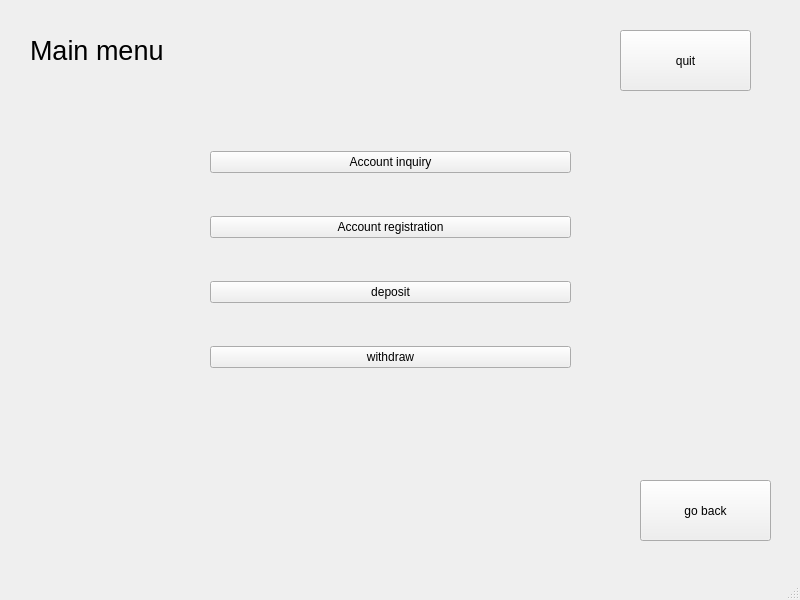
Above: mainmenuscene.ui from U-Keun/Qt_Account_Project before the change. Below: the same form after it.
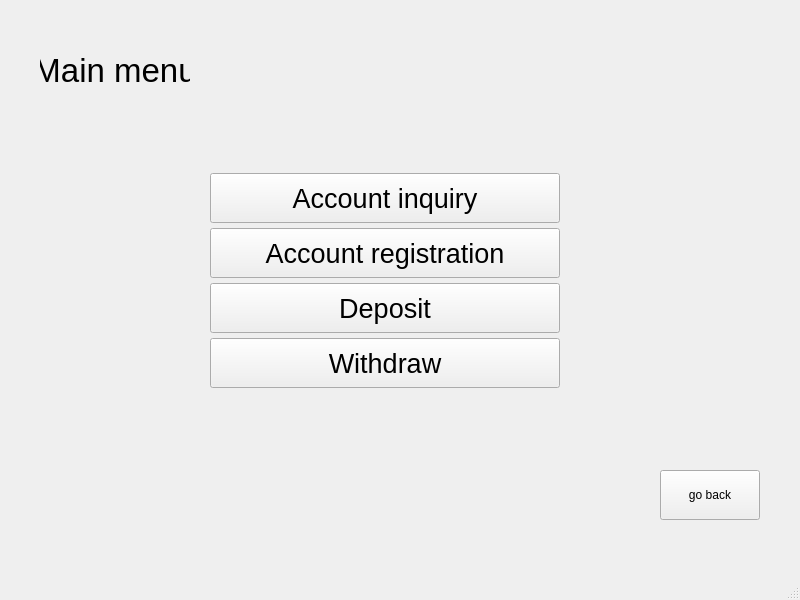
That is the form after the change.

Commit message: ui : 메인 메뉴 ui 수정

The edit to the form file:
```diff
--- a/mainmenuscene.ui
+++ b/mainmenuscene.ui
@@ -17,41 +17,32 @@
    <widget class="QLabel" name="label">
     <property name="geometry">
      <rect>
-      <x>30</x>
-      <y>20</y>
-      <width>201</width>
-      <height>61</height>
+      <x>40</x>
+      <y>40</y>
+      <width>150</width>
+      <height>60</height>
      </rect>
     </property>
     <property name="font">
      <font>
-      <pointsize>20</pointsize>
+      <family>Arial</family>
+      <pointsize>25</pointsize>
      </font>
     </property>
     <property name="text">
      <string>Main menu</string>
     </property>
-   </widget>
-   <widget class="QPushButton" name="pushButton_4">
-    <property name="geometry">
-     <rect>
-      <x>620</x>
-      <y>30</y>
-      <width>131</width>
-      <height>61</height>
-     </rect>
-    </property>
-    <property name="text">
-     <string>quit</string>
+    <property name="alignment">
+     <set>Qt::AlignmentFlag::AlignCenter</set>
     </property>
    </widget>
    <widget class="QWidget" name="layoutWidget">
     <property name="geometry">
      <rect>
       <x>210</x>
-      <y>110</y>
-      <width>361</width>
-      <height>301</height>
+      <y>170</y>
+      <width>351</width>
+      <height>221</height>
      </rect>
     </property>
     <layout class="QVBoxLayout" name="verticalLayout">
@@ -59,30 +50,102 @@
       <number>2</number>
      </property>
      <item>
-      <widget class="QPushButton" name="pushButton_2">
+      <widget class="QPushButton" name="accountInquiryButton">
+       <property name="minimumSize">
+        <size>
+         <width>350</width>
+         <height>50</height>
+        </size>
+       </property>
+       <property name="maximumSize">
+        <size>
+         <width>350</width>
+         <height>50</height>
+        </size>
+       </property>
+       <property name="font">
+        <font>
+         <family>Arial</family>
+         <pointsize>20</pointsize>
+        </font>
+       </property>
        <property name="text">
         <string>Account inquiry</string>
        </property>
       </widget>
      </item>
      <item>
-      <widget class="QPushButton" name="pushButton_5">
+      <widget class="QPushButton" name="accountRegisterButton">
+       <property name="minimumSize">
+        <size>
+         <width>350</width>
+         <height>50</height>
+        </size>
+       </property>
+       <property name="maximumSize">
+        <size>
+         <width>350</width>
+         <height>50</height>
+        </size>
+       </property>
+       <property name="font">
+        <font>
+         <family>Arial</family>
+         <pointsize>20</pointsize>
+        </font>
+       </property>
        <property name="text">
         <string>Account registration</string>
        </property>
       </widget>
      </item>
      <item>
-      <widget class="QPushButton" name="pushButton_3">
+      <widget class="QPushButton" name="depositButton">
+       <property name="minimumSize">
+        <size>
+         <width>350</width>
+         <height>50</height>
+        </size>
+       </property>
+       <property name="maximumSize">
+        <size>
+         <width>350</width>
+         <height>50</height>
+        </size>
+       </property>
+       <property name="font">
+        <font>
+         <family>Arial</family>
+         <pointsize>20</pointsize>
+        </font>
+       </property>
        <property name="text">
-        <string>deposit</string>
+        <string>Deposit</string>
        </property>
       </widget>
      </item>
      <item>
-      <widget class="QPushButton" name="pushButton_6">
+      <widget class="QPushButton" name="withdrawButton">
+       <property name="minimumSize">
+        <size>
+         <width>350</width>
+         <height>50</height>
+        </size>
+       </property>
+       <property name="maximumSize">
+        <size>
+         <width>350</width>
+         <height>50</height>
+        </size>
+       </property>
+       <property name="font">
+        <font>
+         <family>Arial</family>
+         <pointsize>20</pointsize>
+        </font>
+       </property>
        <property name="text">
-        <string>withdraw</string>
+        <string>Withdraw</string>
        </property>
       </widget>
      </item>
@@ -91,12 +154,17 @@
    <widget class="QPushButton" name="pushButton_7">
     <property name="geometry">
      <rect>
-      <x>640</x>
-      <y>480</y>
-      <width>131</width>
-      <height>61</height>
+      <x>660</x>
+      <y>470</y>
+      <width>100</width>
+      <height>50</height>
      </rect>
     </property>
+    <property name="font">
+     <font>
+      <family>Arial</family>
+     </font>
+    </property>
     <property name="text">
      <string>go back</string>
     </property>
```
Left out of the diff: 4 changed lines with no effect on the pictures.
